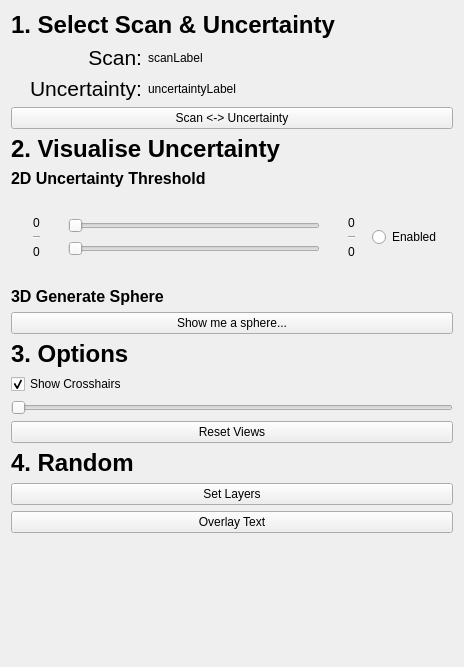
Old version of the form Sams_Project/Plugins/com.sam.finalyearproject/src/internal/Sams_ViewControls.ui in the repository bonzo45/Final-Year-Project.
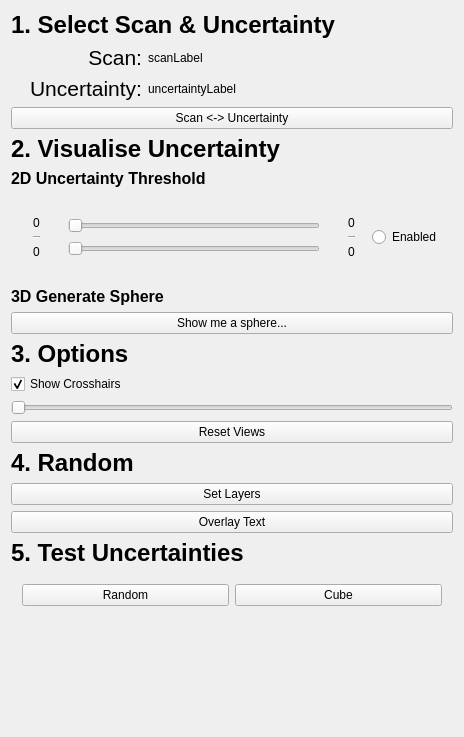
New version of the form. Custom widgets are drawn as their Qt base class.

Commit message: Added test uncertainties: random + cube. They're currently stored globally to stop them going out of scope and being smart-pointer deleted. There's probably a more elegant way round this.

Diff of the .ui file:
```diff
--- a/Sams_Project/Plugins/com.sam.finalyearproject/src/internal/Sams_ViewControls.ui
+++ b/Sams_Project/Plugins/com.sam.finalyearproject/src/internal/Sams_ViewControls.ui
@@ -7,7 +7,7 @@
     <x>0</x>
     <y>0</y>
     <width>464</width>
-    <height>667</height>
+    <height>737</height>
    </rect>
   </property>
   <property name="minimumSize">
@@ -371,6 +371,40 @@
      </property>
     </widget>
    </item>
+   <item>
+    <widget class="QLabel" name="label5">
+     <property name="font">
+      <font>
+       <pointsize>18</pointsize>
+       <weight>75</weight>
+       <bold>true</bold>
+      </font>
+     </property>
+     <property name="text">
+      <string>5. Test Uncertainties</string>
+     </property>
+    </widget>
+   </item>
+   <item>
+    <widget class="QWidget" name="widget" native="true">
+     <layout class="QHBoxLayout" name="horizontalLayout_3">
+      <item>
+       <widget class="QPushButton" name="buttonRandomUncertainty">
+        <property name="text">
+         <string>Random</string>
+        </property>
+       </widget>
+      </item>
+      <item>
+       <widget class="QPushButton" name="buttonCubeUncertainty">
+        <property name="text">
+         <string>Cube</string>
+        </property>
+       </widget>
+      </item>
+     </layout>
+    </widget>
+   </item>
    <item>
     <spacer name="spacer">
      <property name="orientation">
```
The commit also changes 2 other files.
